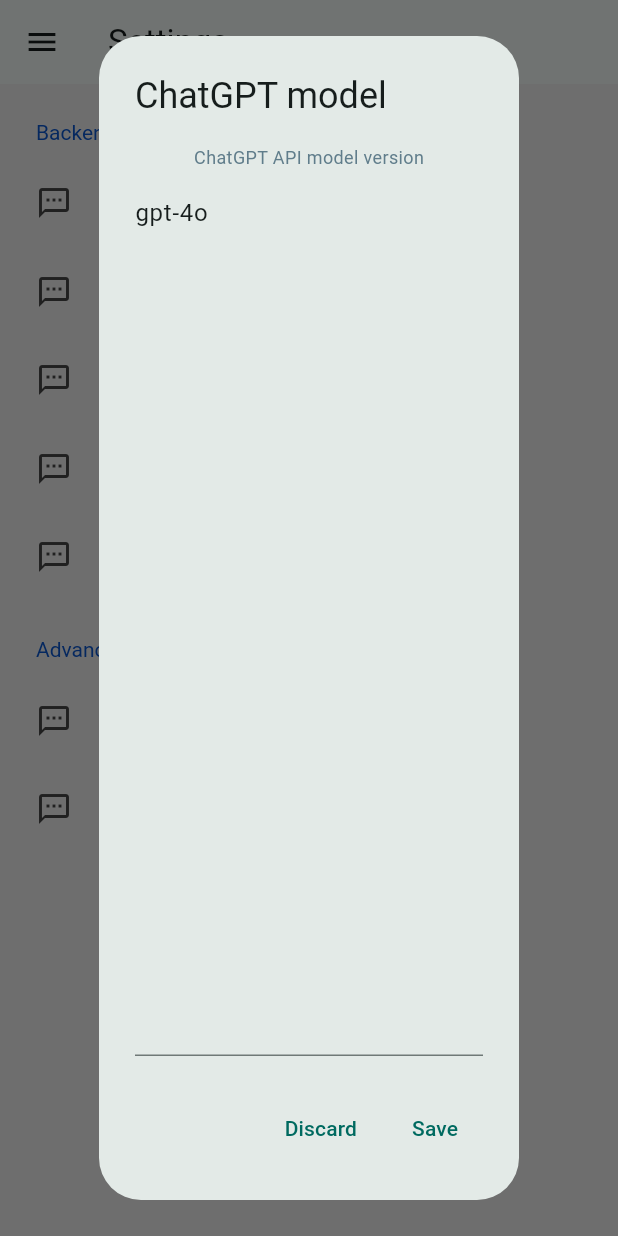
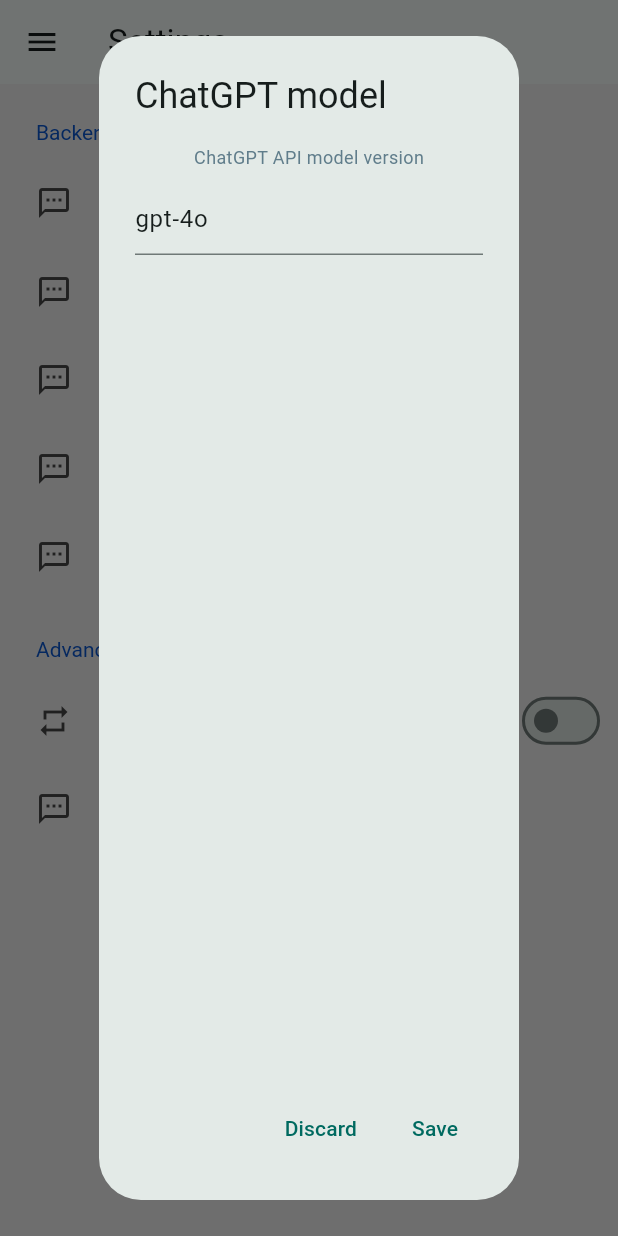
Before and after one commit to kanataidarov/teams_automator_frontend, a Flutter app: the SettingsPage screen opened by its route, after a tap on "ChatGPT model", on a phone screen of 412 x 824 dp. Run offline on Flutter 3.47's test engine with Material 3 defaults, Android fonts, the phone set to English and light mode, and no system bars; drawn by our look-alikes of settings_ui; our stand-ins replace avatar_glow, fixnum, logger, sqflite; missing offline and left inert: format, grpc, protobuf, record; accounts and stored records are empty.

Commit message:
setting ui changes

```diff
--- a/lib/screen/settings.dart
+++ b/lib/screen/settings.dart
@@ -79,7 +79,13 @@ class _SettingsPageState extends State<SettingsPage> {
       if (!tilesMap.containsKey(stng.section!)) {
         tilesMap[stng.section!] = List.empty(growable: true);
       }
-      tilesMap[stng.section!]!.add(_buildModal(stng));
+      switch (stng.type) {
+        case 'bool':
+          tilesMap[stng.section!]!.add(_buildSwitch(stng));
+          break;
+        default:
+          tilesMap[stng.section!]!.add(_buildModal(stng));
+      }
     }
 
     List<SettingsSection> sections = List.empty(growable: true);
@@ -98,20 +104,9 @@ class _SettingsPageState extends State<SettingsPage> {
           showDialog<String>(
               context: context,
               builder: (_) => _buildModalInt(setting)).then((newVal) {
-            if (newVal != null) {
+            if (null != newVal) {
               setting.value = newVal;
-              SettingsProvider.instance.update(setting).then((_) async {
-                if ('Backend service' == setting.section) {
-                  ClientService.instance
-                      .setClient(await ClientService.instance.initGrpcClient());
-                } else if ('init_file_path' == setting.name) {
-                  _needRefreshSettings.value = !_needRefreshSettings.value;
-                  _logger.i(
-                      'Settings restored to defaults from `${setting.value}`');
-                } else if ('debug_enabled' == setting.name) {
-                  _needRefreshSettings.value = !_needRefreshSettings.value;
-                }
-              });
+              _update(setting);
             }
           });
         });
@@ -122,17 +117,36 @@ class _SettingsPageState extends State<SettingsPage> {
       return ReinitModal(setting: setting);
     }
     switch (setting.type) {
-      case 'text':
-        return SettingModal(setting: setting);
-      case 'integer':
-        return SettingModal(setting: setting);
-      case 'bool':
-        return SettingModal(setting: setting);
       case 'default_text':
         return DefaultSettingModal(setting: setting);
       default:
         return SettingModal(setting: setting);
     }
+  }
+
+  SettingsTile _buildSwitch(Setting setting) {
+    return SettingsTile.switchTile(
+        initialValue: 'TRUE' == setting.value!.toUpperCase(),
+        onToggle: (newVal) {
+          setting.value = newVal ? 'true' : 'false';
+          _update(setting);
+        },
+        title: Text(setting.title!),
+        leading: const Icon(Icons.repeat_outlined));
+  }
+
+  void _update(Setting setting) {
+    SettingsProvider.instance.update(setting).then((_) async {
+      if ('Backend service' == setting.section) {
+        ClientService.instance
+            .setClient(await ClientService.instance.initGrpcClient());
+      } else if ('init_file_path' == setting.name) {
+        _needRefreshSettings.value = !_needRefreshSettings.value;
+        _logger.i('Settings restored to defaults from `${setting.value}`');
+      } else if ('debug_enabled' == setting.name) {
+        _needRefreshSettings.value = !_needRefreshSettings.value;
+      }
+    });
   }
 }
 
--- a/lib/widget/default_setting_modal.dart
+++ b/lib/widget/default_setting_modal.dart
@@ -1,4 +1,3 @@
-import 'package:flutter/cupertino.dart';
 import 'package:flutter/material.dart';
 import 'package:interview_automator_frontend/storage/model/settings.dart';
 import 'package:interview_automator_frontend/widget/style.dart';
@@ -50,7 +49,7 @@ class _DefaultSettingModalState extends State<DefaultSettingModal> {
             const SizedBox(
               width: 18,
             ),
-            CupertinoSwitch(
+            Switch(
                 value: defaultVoicePath,
                 onChanged: (value) {
                   setState(() {
--- a/lib/widget/setting_modal.dart
+++ b/lib/widget/setting_modal.dart
@@ -1,4 +1,5 @@
 import 'package:flutter/material.dart';
+import 'package:flutter/services.dart';
 import 'package:interview_automator_frontend/storage/model/settings.dart';
 import 'package:interview_automator_frontend/widget/style.dart';
 
@@ -28,26 +29,23 @@ class _SettingModalState extends State<SettingModal> {
 
   @override
   Widget build(BuildContext ctx) {
-    tfControl.text = widget.setting.value!;
+    final setting = widget.setting;
+    tfControl.text = setting.value!;
 
     return AlertDialog(
-      title: Text(widget.setting.title!),
+      title: Text(setting.title!),
       content: Column(
           mainAxisAlignment: MainAxisAlignment.center,
           children: <Widget>[
             Text(
-              widget.setting.description!,
+              setting.description!,
               style: ModalsStyle.descriptionStyle,
             ),
             const SizedBox(
               height: 9,
             ),
             Expanded(
-                child: TextField(
-                    controller: tfControl,
-                    keyboardType: TextInputType.multiline,
-                    maxLines: null,
-                    expands: true))
+                child: InputField(tfControl: tfControl, type: setting.type!))
           ]),
       actions: [
         TextButton(
@@ -64,3 +62,34 @@ class _SettingModalState extends State<SettingModal> {
     );
   }
 }
+
+class InputField extends StatelessWidget {
+  final TextEditingController tfControl;
+  final String type;
+
+  const InputField({super.key, required this.tfControl, required this.type});
+
+  @override
+  Widget build(BuildContext context) {
+    switch (type) {
+      case 'integer':
+        return TextField(
+          controller: tfControl,
+          keyboardType: TextInputType.number,
+          maxLines: 1,
+          inputFormatters: [FilteringTextInputFormatter.digitsOnly],
+        );
+      case 'string':
+        return TextField(
+            controller: tfControl,
+            keyboardType: TextInputType.text,
+            maxLines: 1);
+      default:
+        return TextField(
+            controller: tfControl,
+            keyboardType: TextInputType.multiline,
+            maxLines: null,
+            expands: true);
+    }
+  }
+}
```
